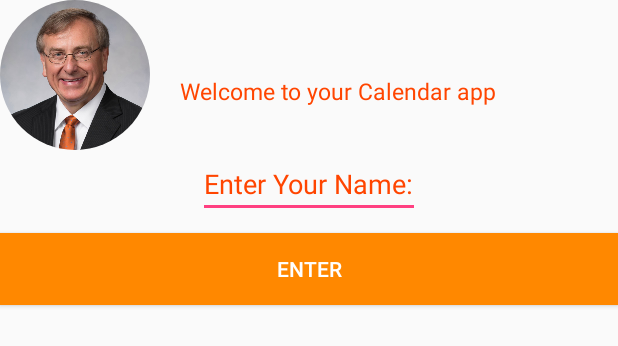
After one commit to brendancohen/gatorcalendar, an Android app: the layout dialog_query_name.xml on its own in the app's theme, with its tools: preview values and no code run, on a phone screen of 412 x 824 dp. The commit adds this screen. Shown: the top 346 px of the screen. Run offline under Robolectric (Android 15) with nearby library versions, the phone set to English and light mode, and no system bars.

Commit message:
Added query that asks for user name at first ever start of app

```diff
--- a/app/src/main/java/com/group18/app/calendar/DatePickerFragment.java
+++ b/app/src/main/java/com/group18/app/calendar/DatePickerFragment.java
@@ -53,11 +53,6 @@ public class DatePickerFragment extends DialogFragment {
         int year = calendar.get(Calendar.YEAR);
         int month = calendar.get(Calendar.MONTH);
         int day = calendar.get(Calendar.DAY_OF_MONTH);
-        /*
-        calendar.clear(Calendar.HOUR);
-        calendar.clear(Calendar.MINUTE);
-        calendar.clear(Calendar.MILLISECOND);
-        */
         String title = getArguments().getString(ARG_DATE);
         View v = LayoutInflater.from(getActivity()).inflate(R.layout.dialog_date,null);
 
--- /dev/null
+++ b/app/src/main/res/layout/dialog_query_name.xml
@@ -0,0 +1,46 @@
+<?xml version="1.0" encoding="utf-8"?>
+<LinearLayout xmlns:android="http://schemas.android.com/apk/res/android"
+    android:orientation="vertical"
+    android:layout_width="match_parent"
+    android:layout_height="match_parent"
+    >
+
+    <LinearLayout
+        android:layout_width="match_parent"
+        android:layout_height="wrap_content">
+        <de.hdodenhof.circleimageview.CircleImageView
+            android:layout_width="100dp"
+            android:layout_height="100dp"
+            android:src="@drawable/fuchs"
+            android:scaleType="centerCrop"/>
+        <TextView
+            android:id="@+id/dialog_main_activity"
+            android:layout_width="wrap_content"
+            android:layout_height="wrap_content"
+            android:layout_marginStart="20dp"
+            android:textSize="15dp"
+            android:textColor="#FF4500"
+            android:text="@string/welcome_to_your_calendar_app"
+            android:layout_marginTop="50sp"/>
+
+    </LinearLayout>
+
+
+    <EditText
+        android:id="@+id/user_name"
+        android:inputType="text"
+        android:layout_width="wrap_content"
+        android:layout_height="wrap_content"
+        android:hint="@string/enter_your_name"
+        android:textColorHint="#FF4500"
+        android:layout_marginBottom="10dp"
+        android:layout_gravity="center"/>
+
+    <Button
+        android:id="@+id/name_button"
+        android:layout_width="match_parent"
+        android:layout_height="wrap_content"
+        android:background="@android:color/holo_orange_dark"
+        android:textColor="@android:color/white"
+        android:text="Enter" />
+</LinearLayout>
--- a/app/src/main/res/values/strings.xml
+++ b/app/src/main/res/values/strings.xml
@@ -13,7 +13,7 @@
     <string name="home">Home</string>
     <string name="open_drawer">Open Drawer</string>
     <string name="close_drawer">Close Drawer</string>
-    <string name="welcome_name">Welcome [Name]</string>
+    <string name="welcome_name">Welcome %s</string>
     <string name="mwf">MWF</string>
     <string name="t_r">T/R</string>
     <string name="ask_prof">Enter Professor name</string>
@@ -102,5 +102,7 @@
     <string name="add_class">Add Class</string>
     <string name="add_reminder">Add Reminder</string>
     <string name="commit_reminder">Commit</string>
+    <string name="welcome_to_your_calendar_app">Welcome to your Calendar app</string>
+    <string name="enter_your_name">Enter Your Name:</string>
 
 </resources>
```
Also changed, not shown: app/src/main/java/com/group18/app/calendar/MainActivity.java (+46 -0 lines), app/src/main/java/com/group18/app/calendar/addClassFragment.java (+0 -7 lines), app/src/main/res/drawable/fuchs.jpg (added), 1 other file.
